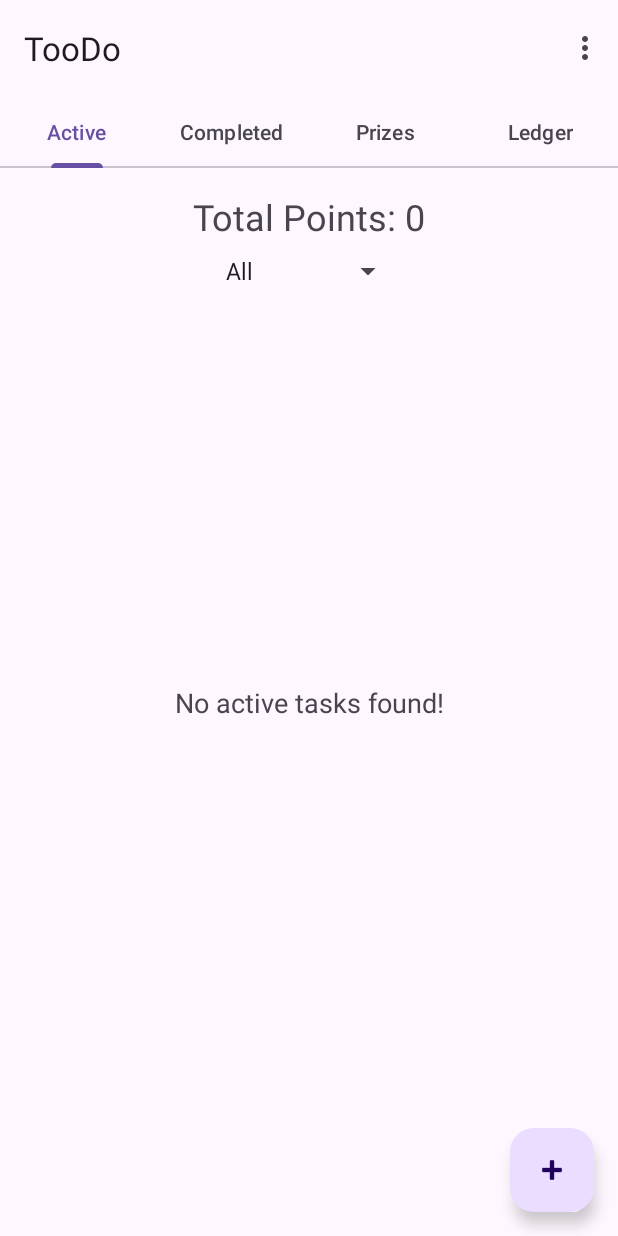
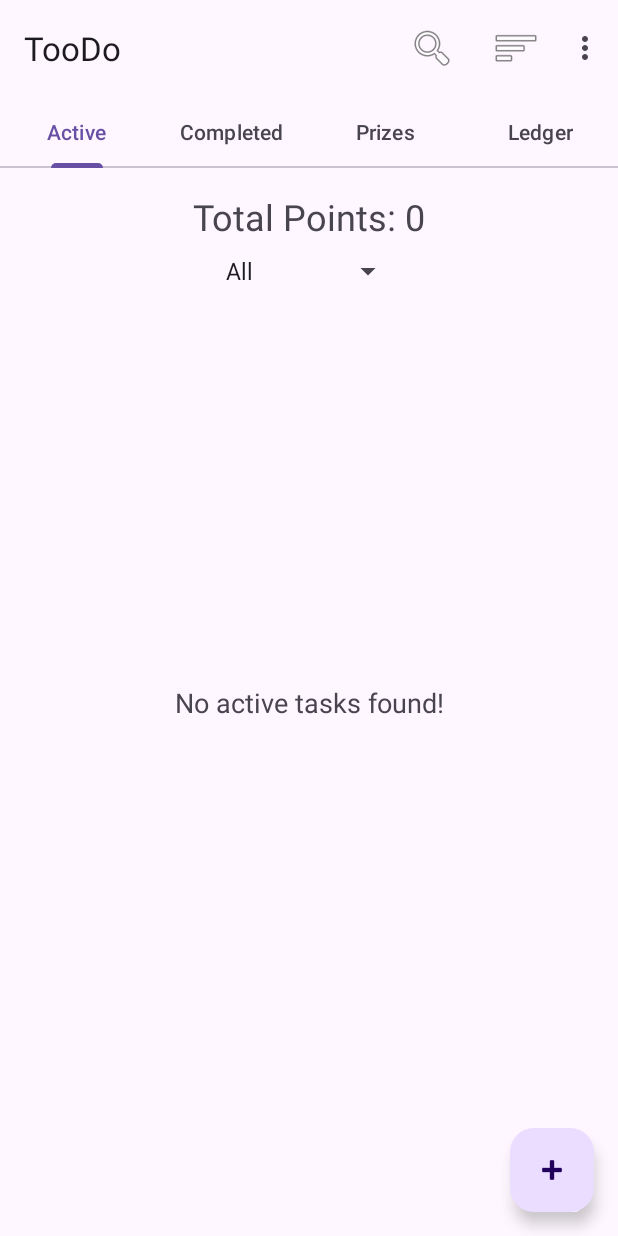
Before and after one commit to NickSanft/TooDo, an Android app: the screen it shows after launch (MainActivity), on a phone screen of 412 x 824 dp. Run offline under Robolectric (Android 15) with nearby library versions, the phone set to English and light mode, and no system bars; our stand-ins replace Dagger/Hilt's generated code, Room's generated code; 1 statement that could not run was skipped.

Commit message:
Added sorting and searching

```diff
--- a/app/build.gradle.kts
+++ b/app/build.gradle.kts
@@ -16,8 +16,8 @@ android {
         versionCode = 4
         versionName = "1.0"
 
-        testInstrumentationRunner = "androidx.test.runner.AndroidJUnitRunner"
-        testInstrumentationRunnerArgument("disable-animations", "true")
+        testInstrumentationRunner = "com.divora.toodo.CustomTestRunner"
+        testInstrumentationRunnerArguments += mapOf("disable-animations" to "true")
     }
 
     buildTypes {
@@ -66,6 +66,8 @@ dependencies {
 
     implementation(libs.hilt.android)
     kapt(libs.hilt.android.compiler)
+    androidTestImplementation(libs.hilt.testing)
+    kaptAndroidTest(libs.hilt.android.compiler)
 
     implementation(libs.androidx.work.runtime.ktx)
     implementation("androidx.hilt:hilt-work:1.2.0")
--- a/app/src/main/java/com/divora/toodo/MainActivity.kt
+++ b/app/src/main/java/com/divora/toodo/MainActivity.kt
@@ -9,6 +9,7 @@ import android.view.MenuItem
 import android.view.View
 import androidx.activity.viewModels
 import androidx.appcompat.app.AppCompatActivity
+import androidx.appcompat.widget.SearchView
 import androidx.viewpager2.widget.ViewPager2
 import com.divora.toodo.databinding.ActivityMainBinding
 import com.google.android.material.dialog.MaterialAlertDialogBuilder
@@ -114,6 +115,25 @@ class MainActivity : AppCompatActivity() {
 
     override fun onCreateOptionsMenu(menu: Menu): Boolean {
         menuInflater.inflate(R.menu.menu_main, menu)
+
+        val searchItem = menu.findItem(R.id.action_search)
+        val searchView = searchItem.actionView as SearchView
+
+        searchView.setOnQueryTextListener(object : SearchView.OnQueryTextListener {
+            override fun onQueryTextSubmit(query: String?): Boolean {
+                return false
+            }
+
+            override fun onQueryTextChange(newText: String?): Boolean {
+                taskViewModel.setSearchQuery(newText ?: "")
+                return true
+            }
+        })
+
+        val sharedPreferences = getSharedPreferences("settings", Context.MODE_PRIVATE)
+        val savedSort = sharedPreferences.getString("sort_order", "PRIORITY")
+        taskViewModel.setSortOrder(SortOrder.valueOf(savedSort ?: "PRIORITY"))
+
         return true
     }
 
@@ -124,7 +144,29 @@ class MainActivity : AppCompatActivity() {
                 startActivity(intent)
                 true
             }
+            R.id.sort_priority -> {
+                saveSortOrder(SortOrder.PRIORITY)
+                true
+            }
+            R.id.sort_points -> {
+                saveSortOrder(SortOrder.POINTS)
+                true
+            }
+            R.id.sort_az -> {
+                saveSortOrder(SortOrder.AZ)
+                true
+            }
+            R.id.sort_newest -> {
+                saveSortOrder(SortOrder.NEWEST)
+                true
+            }
             else -> super.onOptionsItemSelected(item)
         }
     }
+
+    private fun saveSortOrder(sortOrder: SortOrder) {
+        val sharedPreferences = getSharedPreferences("settings", Context.MODE_PRIVATE)
+        sharedPreferences.edit().putString("sort_order", sortOrder.name).apply()
+        taskViewModel.setSortOrder(sortOrder)
+    }
 }
--- a/app/src/main/java/com/divora/toodo/TaskListFragment.kt
+++ b/app/src/main/java/com/divora/toodo/TaskListFragment.kt
@@ -71,7 +71,7 @@ class TaskListFragment : Fragment(), FabClickHandler {
         filterSpinner.onItemSelectedListener = object : AdapterView.OnItemSelectedListener {
             override fun onItemSelected(parent: AdapterView<*>, view: View?, position: Int, id: Long) {
                 currentCategoryFilter = filterCategories[position]
-                taskViewModel.allTasks.value?.let { tasks ->
+                taskViewModel.filteredTasks.value?.let { tasks ->
                     updateTaskList(tasks, isCompleted, currentCategoryFilter, recyclerView, emptyListTextView, adapter)
                 }
             }
@@ -79,7 +79,7 @@ class TaskListFragment : Fragment(), FabClickHandler {
             override fun onNothingSelected(parent: AdapterView<*>) {}
         }
 
-        taskViewModel.allTasks.observe(viewLifecycleOwner) { tasks ->
+        taskViewModel.filteredTasks.observe(viewLifecycleOwner) { tasks ->
             tasks?.let {
                 updateTaskList(it, isCompleted, currentCategoryFilter, recyclerView, emptyListTextView, adapter)
             }
@@ -134,11 +134,8 @@ class TaskListFragment : Fragment(), FabClickHandler {
         } else {
             recyclerView.isVisible = true
             emptyListTextView.isVisible = false
-            if (isCompleted) {
-                adapter.submitList(filteredTasks.sortedByDescending { it.completedAt })
-            } else {
-                adapter.submitList(filteredTasks.sortedBy { it.priority })
-            }
+            // Sorting is now handled in the ViewModel
+            adapter.submitList(filteredTasks)
         }
     }
 
--- a/app/src/main/java/com/divora/toodo/TaskViewModel.kt
+++ b/app/src/main/java/com/divora/toodo/TaskViewModel.kt
@@ -1,6 +1,8 @@
 package com.divora.toodo
 
 import androidx.lifecycle.LiveData
+import androidx.lifecycle.MediatorLiveData
+import androidx.lifecycle.MutableLiveData
 import androidx.lifecycle.ViewModel
 import androidx.lifecycle.viewModelScope
 import dagger.hilt.android.lifecycle.HiltViewModel
@@ -13,8 +15,44 @@ class TaskViewModel @Inject constructor(
     private val pointLedgerRepository: PointLedgerRepository
 ) : ViewModel() {
 
+    private val _searchQuery = MutableLiveData<String>("")
+    private val _sortOrder = MutableLiveData<SortOrder>(SortOrder.PRIORITY)
+
     val allTasks: LiveData<List<Task>> = repository.allTasks
     val totalPoints: LiveData<Int> = repository.totalPoints
+
+    val filteredTasks = MediatorLiveData<List<Task>>().apply {
+        fun update() {
+            val tasks = allTasks.value ?: emptyList()
+            val query = _searchQuery.value ?: ""
+            val sort = _sortOrder.value ?: SortOrder.PRIORITY
+
+            val filtered = tasks.filter {
+                it.title.contains(query, ignoreCase = true)
+            }
+
+            val sorted = when (sort) {
+                SortOrder.PRIORITY -> filtered.sortedBy { it.priority }
+                SortOrder.POINTS -> filtered.sortedByDescending { it.points }
+                SortOrder.AZ -> filtered.sortedBy { it.title }
+                SortOrder.NEWEST -> filtered.sortedByDescending { it.id }
+            }
+
+            value = sorted
+        }
+
+        addSource(allTasks) { update() }
+        addSource(_searchQuery) { update() }
+        addSource(_sortOrder) { update() }
+    }
+
+    fun setSearchQuery(query: String) {
+        _searchQuery.value = query
+    }
+
+    fun setSortOrder(sortOrder: SortOrder) {
+        _sortOrder.value = sortOrder
+    }
 
     fun insert(task: Task) = viewModelScope.launch {
         repository.insert(task)
@@ -45,3 +83,7 @@ class TaskViewModel @Inject constructor(
         repository.deleteAll()
     }
 }
+
+enum class SortOrder {
+    PRIORITY, POINTS, AZ, NEWEST
+}
--- a/app/src/main/res/menu/menu_main.xml
+++ b/app/src/main/res/menu/menu_main.xml
@@ -2,6 +2,32 @@
     xmlns:app="http://schemas.android.com/apk/res-auto"
     xmlns:tools="http://schemas.android.com/tools"
     tools:context="com.divora.toodo.MainActivity">
+    <item
+        android:id="@+id/action_search"
+        android:title="Search"
+        android:icon="@android:drawable/ic_menu_search"
+        app:showAsAction="always|collapseActionView"
+        app:actionViewClass="androidx.appcompat.widget.SearchView" />
+    <item
+        android:id="@+id/action_sort"
+        android:title="Sort"
+        android:icon="@android:drawable/ic_menu_sort_by_size"
+        app:showAsAction="always">
+        <menu>
+            <item
+                android:id="@+id/sort_priority"
+                android:title="Priority (High to Low)" />
+            <item
+                android:id="@+id/sort_points"
+                android:title="Points (High to Low)" />
+            <item
+                android:id="@+id/sort_az"
+                android:title="Title (A-Z)" />
+            <item
+                android:id="@+id/sort_newest"
+                android:title="Newest First" />
+        </menu>
+    </item>
     <item
         android:id="@+id/action_settings"
         android:orderInCategory="100"
--- a/gradle/libs.versions.toml
+++ b/gradle/libs.versions.toml
@@ -37,6 +37,7 @@ androidx-room-ktx = { group = "androidx.room", name = "room-ktx", version.ref =
 androidx-room-compiler = { group = "androidx.room", name = "room-compiler", version.ref = "room" }
 hilt-android = { group = "com.google.dagger", name = "hilt-android", version.ref = "hilt" }
 hilt-android-compiler = { group = "com.google.dagger", name = "hilt-android-compiler", version.ref = "hilt" }
+hilt-testing = { group = "com.google.dagger", name = "hilt-android-testing", version.ref = "hilt" }
 androidx-work-runtime-ktx = { group = "androidx.work", name = "work-runtime-ktx", version.ref = "work" }
 androidx-work-testing = { group = "androidx.work", name = "work-testing", version.ref = "work" }
 
```
